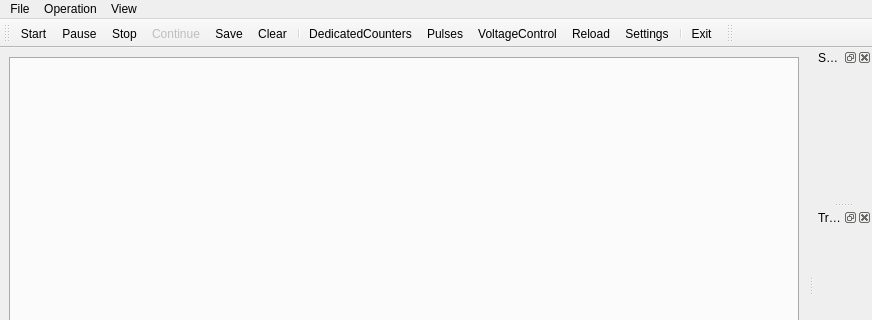
Before: the Qt Designer form ui/Experiment.ui in MonroeQuantumNetworks/IonControl, drawn with Qt 5; both pictures show x 0 to 872 and y 0 to 320 of the 872 by 808 pixel window.
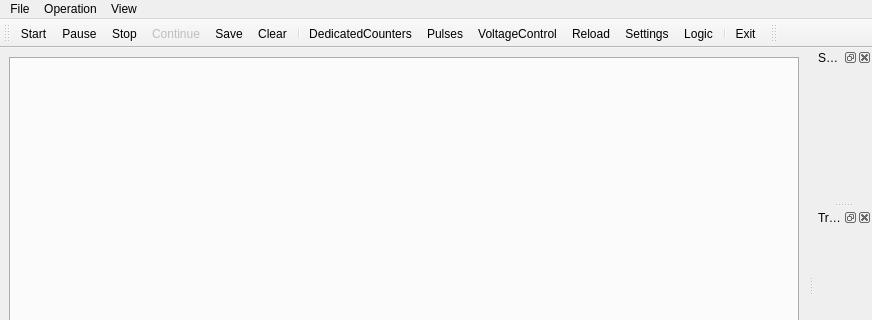
After: the same form once the commit is applied. Icons and pictures are not drawn.

Commit message: barebones logic analyzer integration

```diff
--- a/ui/Experiment.ui
+++ b/ui/Experiment.ui
@@ -57,6 +57,7 @@
    <addaction name="actionVoltageControl"/>
    <addaction name="actionReload"/>
    <addaction name="actionSettings"/>
+   <addaction name="actionLogic"/>
    <addaction name="separator"/>
    <addaction name="actionExit"/>
   </widget>
@@ -380,6 +381,11 @@
     <string>Select Project for next program start</string>
    </property>
   </action>
+  <action name="actionLogic">
+   <property name="text">
+    <string>Logic</string>
+   </property>
+  </action>
  </widget>
  <resources>
   <include location="Experiment.qrc"/>
```
The commit also changes 4 other files.
